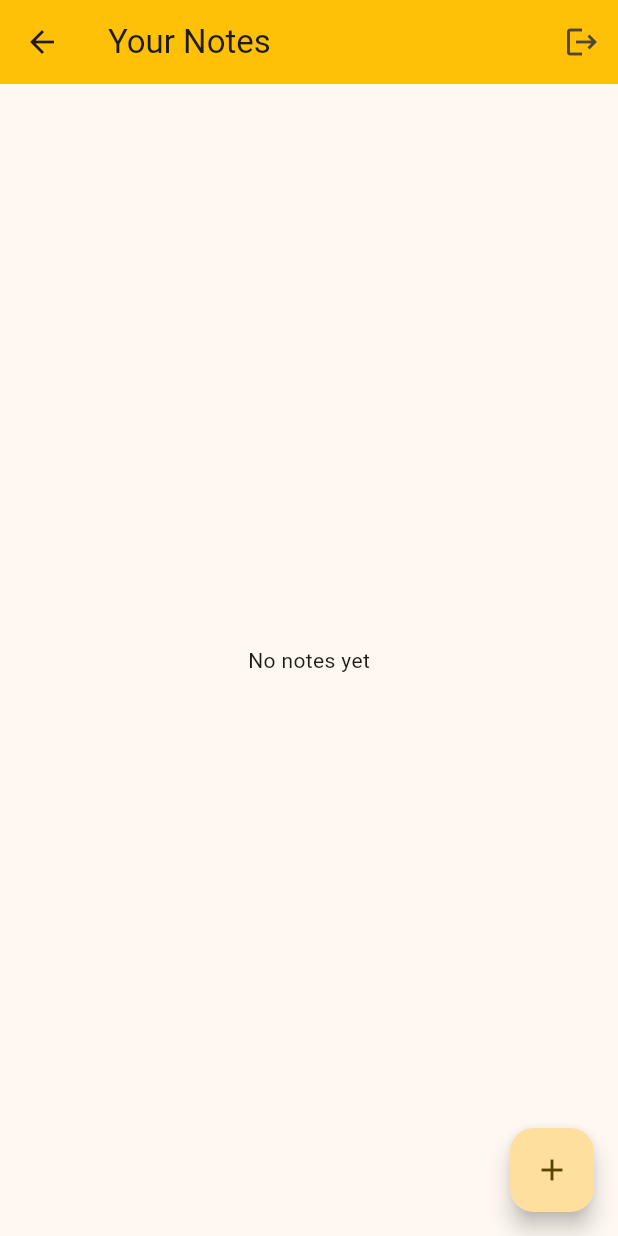
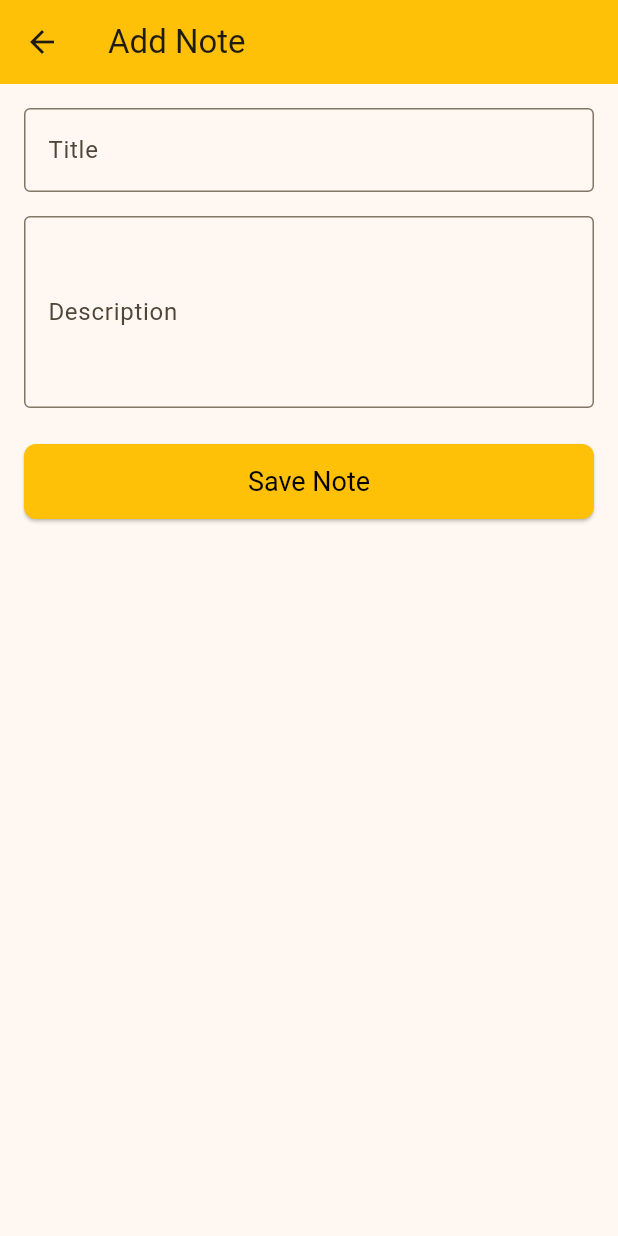
Before and after one commit to sokeb/notes_app, a Flutter app: the HomeView screen opened directly, after a tap on the "add" icon, on a phone screen of 412 x 824 dp. Run offline on Flutter 3.47's test engine with Material 3 defaults, Android fonts, the phone set to English and light mode, and no system bars; our stand-ins replace cloud_firestore, equatable, firebase_auth, firebase_core, get, go_router; accounts and stored records are empty.

Commit message:
feat: notes add page added

```diff
--- a/lib/core/routes/app_routes.dart
+++ b/lib/core/routes/app_routes.dart
@@ -1,5 +1,6 @@
 import 'package:go_router/go_router.dart';
 import '../../presentation/pages/home/view/home_page.dart';
+import '../../presentation/pages/note_entry/view/note_entry_page.dart';
 import '../../presentation/pages/sign_in/view/sign_in_page.dart';
 import '../../presentation/pages/sign_up/view/sign_up_page.dart';
 import '../../presentation/pages/splash_sceen/view/splash_sreen_page.dart';
@@ -12,6 +13,7 @@ class AppRouter {
       SignInPage.route,
       SignUpPage.route,
       HomePage.route,
+      NoteEntryPage.route,
     ],
   );
 }
--- a/lib/presentation/controller/note_controller.dart
+++ b/lib/presentation/controller/note_controller.dart
@@ -20,15 +20,15 @@ class NoteController extends GetxController {
     try {
       final uid = FirebaseAuth.instance.currentUser?.uid;
       if (uid != null) {
-        final snapshot = await FirebaseFirestore.instance
-            .collection('users')
-            .doc(uid)
-            .collection('notes')
-            .get();
+        final snapshot =
+            await FirebaseFirestore.instance
+                .collection('users')
+                .doc(uid)
+                .collection('notes')
+                .get();
 
-        notes.value = snapshot.docs
-            .map((doc) => NoteModel.fromFirestore(doc))
-            .toList();
+        notes.value =
+            snapshot.docs.map((doc) => NoteModel.fromFirestore(doc)).toList();
       }
     } catch (e) {
       Get.snackbar('Error', 'Failed to load notes');
@@ -37,8 +37,28 @@ class NoteController extends GetxController {
     }
   }
 
-  void logout() async {
-    await FirebaseAuth.instance.signOut();
-    Get.offAllNamed('/login');
+  Future<bool> addNote(String title, String description) async {
+    try {
+      final uid = FirebaseAuth.instance.currentUser?.uid;
+      if (uid == null) return false;
+
+      final note = {
+        'title': title,
+        'description': description,
+        'createdAt': FieldValue.serverTimestamp(),
+      };
+
+      await FirebaseFirestore.instance
+          .collection('users')
+          .doc(uid)
+          .collection('notes')
+          .add(note);
+
+      fetchNotes(); // refresh notes after adding
+      return true;
+    } catch (e) {
+      Get.snackbar('Error', 'Failed to add note');
+      return false;
+    }
   }
 }
--- a/lib/presentation/pages/home/view/home_view.dart
+++ b/lib/presentation/pages/home/view/home_view.dart
@@ -1,5 +1,6 @@
 import 'package:flutter/material.dart';
 import 'package:get/get.dart';
+import 'package:go_router/go_router.dart';
 import '../../../../domain/model/note_model.dart';
 import '../../../controller/note_controller.dart';
 
@@ -16,7 +17,7 @@ class HomeView extends StatelessWidget {
         actions: [
           IconButton(
             icon: const Icon(Icons.logout),
-            onPressed: () => noteController.logout(),
+              onPressed: () async {}
           ),
         ],
       ),
@@ -51,7 +52,7 @@ class HomeView extends StatelessWidget {
       }),
       floatingActionButton: FloatingActionButton(
         onPressed: () {
-          Get.toNamed('/add-note');
+          context.pushNamed('note_entry');
         },
         child: const Icon(Icons.add),
       ),
--- /dev/null
+++ b/lib/presentation/pages/note_entry/view/note_entry_page.dart
@@ -0,0 +1,20 @@
+import 'package:flutter/material.dart';
+import 'package:go_router/go_router.dart';
+
+import 'note_entry_view.dart';
+
+
+class NoteEntryPage extends StatelessWidget {
+  const NoteEntryPage({super.key});
+
+  static final route = GoRoute(
+    path: '/note_entry',
+    name: 'note_entry',
+    builder: (context, state) => const NoteEntryPage(),
+  );
+
+  @override
+  Widget build(BuildContext context) {
+    return NoteEntryView();
+  }
+}
--- /dev/null
+++ b/lib/presentation/pages/note_entry/view/note_entry_view.dart
@@ -0,0 +1,78 @@
+import 'package:flutter/material.dart';
+import 'package:get/get.dart';
+import 'package:go_router/go_router.dart';
+import '../../../controller/note_controller.dart';
+
+class NoteEntryView extends StatelessWidget {
+  NoteEntryView({super.key});
+
+  final TextEditingController titleController = TextEditingController();
+  final TextEditingController descriptionController = TextEditingController();
+  final _formKey = GlobalKey<FormState>();
+
+  final noteController = Get.find<NoteController>();
+
+  @override
+  Widget build(BuildContext context) {
+    return Scaffold(
+      appBar: AppBar(title: const Text('Add Note')),
+      body: Padding(
+        padding: const EdgeInsets.all(16.0),
+        child: Form(
+          key: _formKey,
+          child: Column(
+            children: [
+              TextFormField(
+                controller: titleController,
+                decoration: const InputDecoration(
+                  labelText: 'Title',
+                  border: OutlineInputBorder(),
+                ),
+                validator: (value) =>
+                value!.isEmpty ? 'Please enter a title' : null,
+              ),
+              const SizedBox(height: 16),
+              TextFormField(
+                controller: descriptionController,
+                decoration: const InputDecoration(
+                  labelText: 'Description',
+                  border: OutlineInputBorder(),
+                ),
+                maxLines: 4,
+                validator: (value) =>
+                value!.isEmpty ? 'Please enter a description' : null,
+              ),
+              const SizedBox(height: 24),
+              SizedBox(
+                width: double.infinity,
+                height: 50,
+                child: ElevatedButton(
+                  style: ElevatedButton.styleFrom(
+                    backgroundColor: Colors.amber,
+                    foregroundColor: Colors.black,
+                    shape: RoundedRectangleBorder(
+                      borderRadius: BorderRadius.circular(8),
+                    ),
+                  ),
+                  onPressed: () async {
+                    if (_formKey.currentState!.validate()) {
+                      final success = await noteController.addNote(
+                        titleController.text.trim(),
+                        descriptionController.text.trim(),
+                      );
+
+                      if (success && context.mounted) {
+                        context.pop; // go back to home
+                      }
+                    }
+                  },
+                  child: const Text('Save Note', style: TextStyle(fontSize: 18)),
+                ),
+              ),
+            ],
+          ),
+        ),
+      ),
+    );
+  }
+}
```
